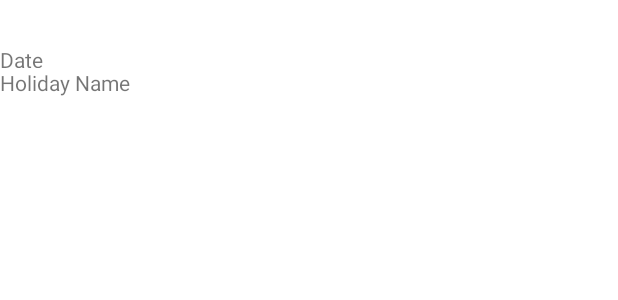
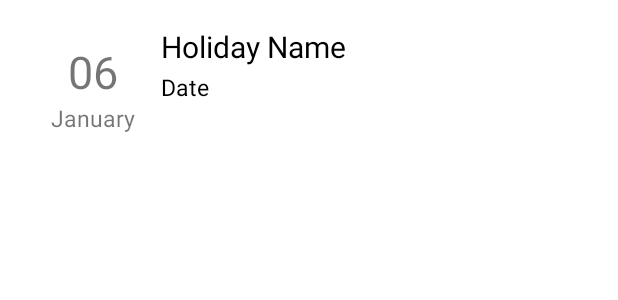
Before and after one commit to direx99/holiday-calender-app, an Android app: the layout holiday.xml on its own in the app's theme, with its tools: preview values and no code run, on a phone screen of 412 x 824 dp. Shown: the top 300 px of the screen. Run offline under Robolectric (Android 15) with nearby library versions, the phone set to English and light mode, and no system bars; network calls fail.

Commit message:
xml updated

```diff
--- a/app/build.gradle
+++ b/app/build.gradle
@@ -42,4 +42,6 @@ dependencies {
     androidTestImplementation 'androidx.test.ext:junit:1.1.5'
     androidTestImplementation 'androidx.test.espresso:espresso-core:3.5.1'
     implementation("com.android.volley:volley:1.2.1")
+    implementation 'com.google.android.material:material:1.5.0'
+
 }
--- a/app/src/main/res/layout/activity_main.xml
+++ b/app/src/main/res/layout/activity_main.xml
@@ -18,6 +18,8 @@
         app:layout_constraintTop_toTopOf="parent"
         tools:layout_editor_absoluteX="-1dp">
 
+
+
         <Spinner
             android:id="@+id/spinner"
             android:layout_width="wrap_content"
@@ -32,9 +34,10 @@
 
     </LinearLayout>
 
+
     <androidx.recyclerview.widget.RecyclerView
 
-        android:id="@+id/Holidayviewer"
+        android:id="@+id/HolidayView"
         android:layout_width="match_parent"
         android:layout_height="wrap_content"
         android:layout_marginTop="32dp"
--- a/app/src/main/res/layout/holiday.xml
+++ b/app/src/main/res/layout/holiday.xml
@@ -2,19 +2,84 @@
 <LinearLayout xmlns:android="http://schemas.android.com/apk/res/android"
     android:layout_width="match_parent"
     android:layout_height="wrap_content"
+    xmlns:app="http://schemas.android.com/apk/res-auto"
     android:orientation="vertical">
 
-    <TextView
-        android:id="@+id/txtdate"
-        android:layout_width="match_parent"
-        android:layout_height="15dp"
-        android:layout_marginTop="30dp"
-        android:text="@string/Date" />
 
-    <TextView
-        android:id="@+id/txtname"
+    <androidx.cardview.widget.CardView
+        android:id="@+id/roudedShape"
         android:layout_width="match_parent"
         android:layout_height="wrap_content"
-        android:text="@string/Name" />
+        android:layout_margin="7dp"
+        app:cardBackgroundColor="@color/white"
+        app:cardCornerRadius="10dp">
+
+        <LinearLayout
+            android:layout_width="wrap_content"
+            android:layout_height="wrap_content"
+            android:orientation="horizontal"
+            android:padding="10dp">
+
+        <LinearLayout
+            android:layout_width="90dp"
+            android:layout_height="wrap_content"
+            android:orientation="vertical"
+            android:foregroundGravity="center"
+            android:layout_gravity="center"
+            android:gravity="center"
+            android:padding="10dp">
+
+            <TextView
+                android:id="@+id/txtDay"
+                android:layout_width="wrap_content"
+                android:layout_height="wrap_content"
+                android:text="06"
+                android:textSize="30dp"/>
+            <TextView
+                android:id="@+id/txtMonth"
+                android:layout_width="wrap_content"
+                android:layout_height="wrap_content"
+                android:text="January"
+                android:textSize="15dp"/>
+
+        </LinearLayout>
+
+        <LinearLayout
+            android:layout_width="wrap_content"
+            android:layout_height="wrap_content"
+            android:orientation="vertical"
+android:paddingLeft="20dp"
+            android:padding="0dp">
+
+
+            <TextView
+                android:id="@+id/txtname"
+                android:layout_width="match_parent"
+                android:layout_height="30dp"
+                android:text="@string/Name"
+                android:textColor="@color/black"
+                android:textSize="20dp" />
+
+            <LinearLayout
+                android:layout_width="match_parent"
+                android:layout_height="wrap_content"
+                android:orientation="horizontal"
+>
+
+                <TextView
+                    android:id="@+id/txtType"
+                    android:layout_width="wrap_content"
+                    android:layout_height="20dp"
+                    android:text="@string/Date"
+                    android:textColor="@color/black"
+                    android:textSize="15dp" />
+
+            </LinearLayout>
+
+
+        </LinearLayout>
+        </LinearLayout>
+
+    </androidx.cardview.widget.CardView>
 
 </LinearLayout>
--- a/app/src/main/res/values/colors.xml
+++ b/app/src/main/res/values/colors.xml
@@ -7,4 +7,6 @@
     <color name="teal_700">#FF018786</color>
     <color name="black">#FF000000</color>
     <color name="white">#FFFFFFFF</color>
+    <color name="lightgray">#f1f1f1</color>
+
 </resources>
```
Also changed, not shown: app/src/main/java/io/dinith/holidayapp/MainActivity.kt (+47 -11 lines), app/src/main/res/drawable/roudend_shape.xml (added, +9 -0 lines), app/src/main/res/drawable/roudend_shape_black.xml (added, +9 -0 lines), app/src/main/res/layout/h1.xml (added, +53 -0 lines), app/src/main/res/values/styles.xml (added, +7 -0 lines).
